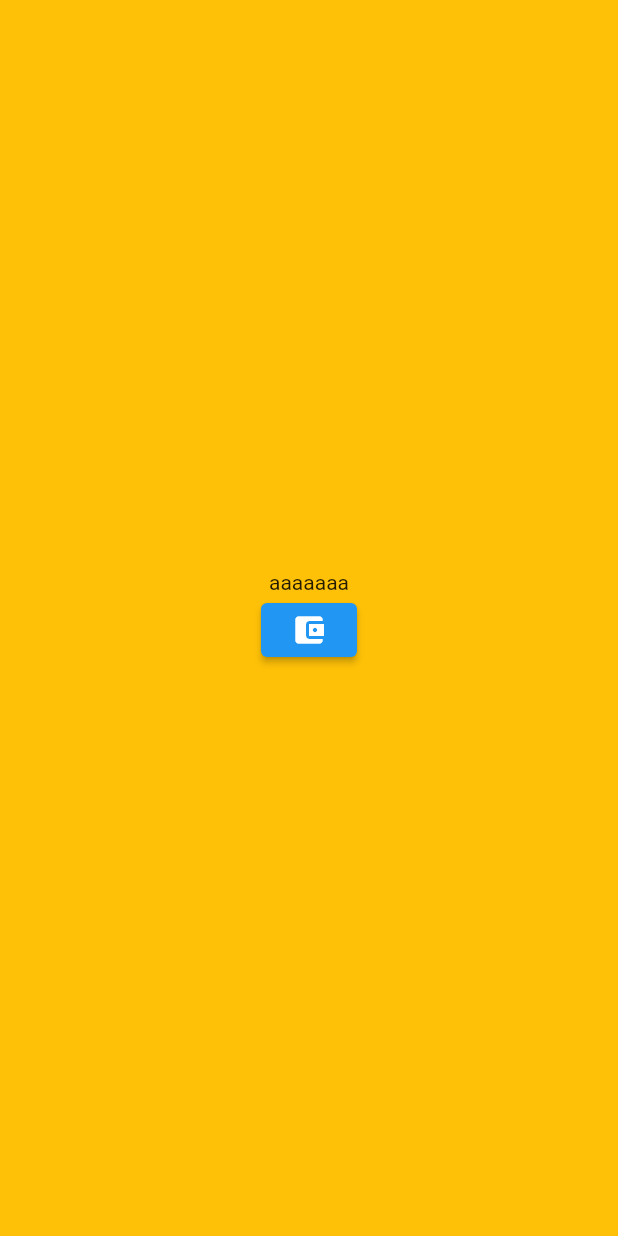
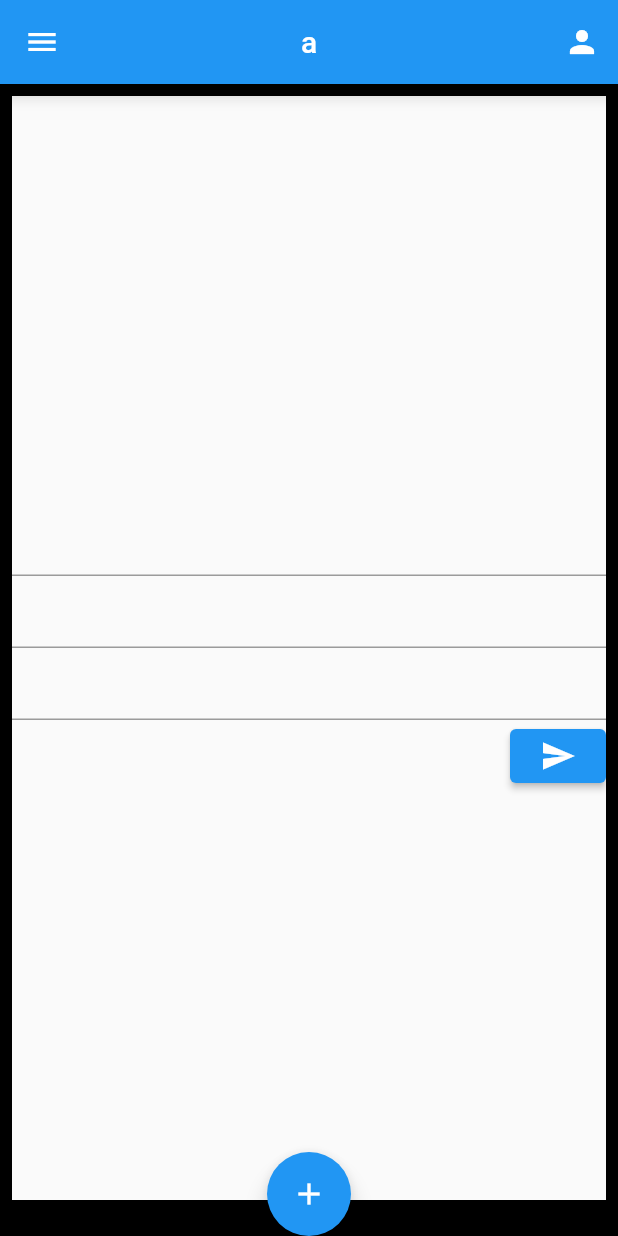
Before and after one commit to eyuphan-oguz/flutter101, a Flutter app: the screen it shows after launch, on a phone screen of 412 x 824 dp. Run offline on Flutter 3.47's test engine with Material 2 defaults, Android fonts, the phone set to English and light mode, and no system bars.

Commit message:
Flutter - Scaffold Container Row Column

```diff
--- a/lib/main.dart
+++ b/lib/main.dart
@@ -1,6 +1,7 @@
 import 'package:flutter/material.dart';
 import 'package:flutter101/text&button.dart';
 import 'package:flutter101/views/home.dart';
+import 'package:flutter101/views/uibase.dart';
 
 void main() {
   runApp(const MyApp());
@@ -16,7 +17,7 @@ class MyApp extends StatelessWidget {
       debugShowCheckedModeBanner: false,
       title: 'Material App',
       home: Scaffold(
-        body:HomeView() ,
+        body:UIBaseView() ,
       )
     );
   }
--- /dev/null
+++ b/lib/views/uibase.dart
@@ -0,0 +1,56 @@
+import 'package:flutter/material.dart';
+
+class UIBaseView extends StatefulWidget {
+  const UIBaseView({Key? key}) : super(key: key);
+
+  @override
+  State<UIBaseView> createState() => _UIBaseViewState();
+}
+
+class _UIBaseViewState extends State<UIBaseView> {
+  @override
+  Widget build(BuildContext context) {
+    return Scaffold(
+      resizeToAvoidBottomInset: false,
+      appBar: AppBar(
+        title: Text('a'),
+        leading: Icon(Icons.menu),
+        centerTitle: true,
+        actions: [
+          IconButton(onPressed: (){}, icon: Icon(Icons.person))
+        ],
+      ),
+      bottomNavigationBar: BottomAppBar(
+        color: Colors.black,
+        child: Text('bottom'),
+      ),
+      floatingActionButton: FloatingActionButton(onPressed: (){
+        showModalBottomSheet(context: context, builder: (context){
+          return Container(
+            height: 300,
+            color: Colors.white,
+          );
+        });
+      },child: Icon(Icons.add),),
+      floatingActionButtonLocation: FloatingActionButtonLocation.centerDocked,
+      body: Container(
+        decoration: BoxDecoration(
+          border: Border.all(
+            width: 8,
+            color: Colors.black
+          )
+        ),
+        child: Column(
+          mainAxisAlignment: MainAxisAlignment.center,
+          crossAxisAlignment: CrossAxisAlignment.end,
+          children: [
+            TextField(),
+            TextField(),
+            TextField(),
+            ElevatedButton(onPressed: (){}, child: Icon(Icons.send))
+          ],
+        ),
+      ),
+    );
+  }
+}
```
